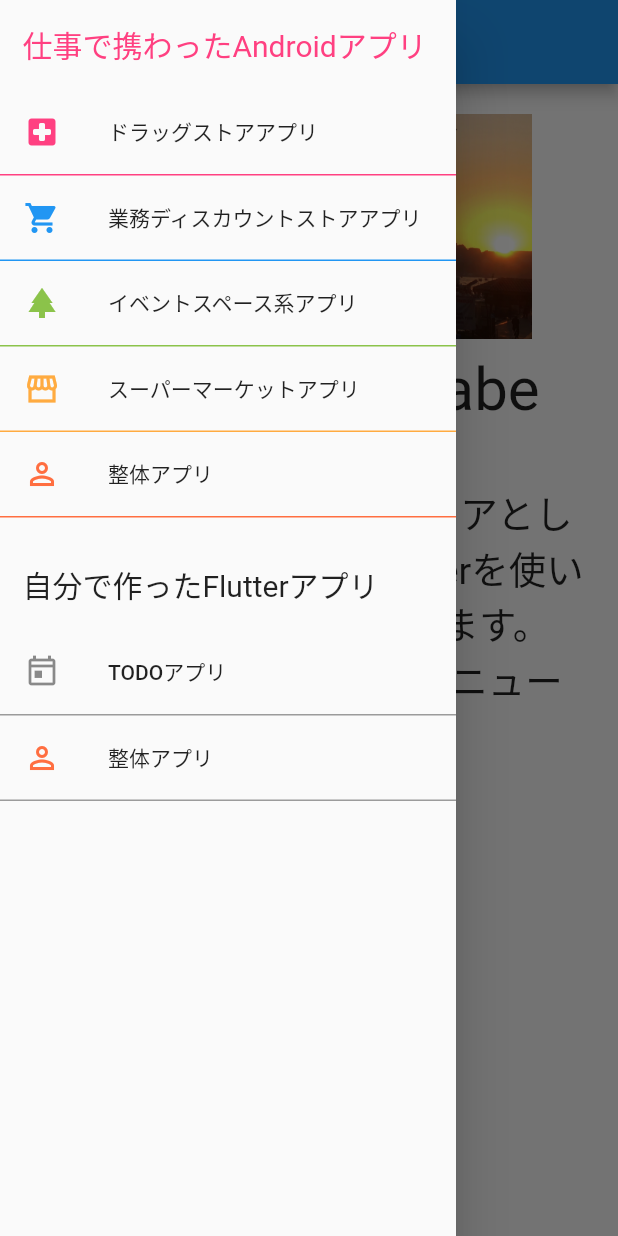
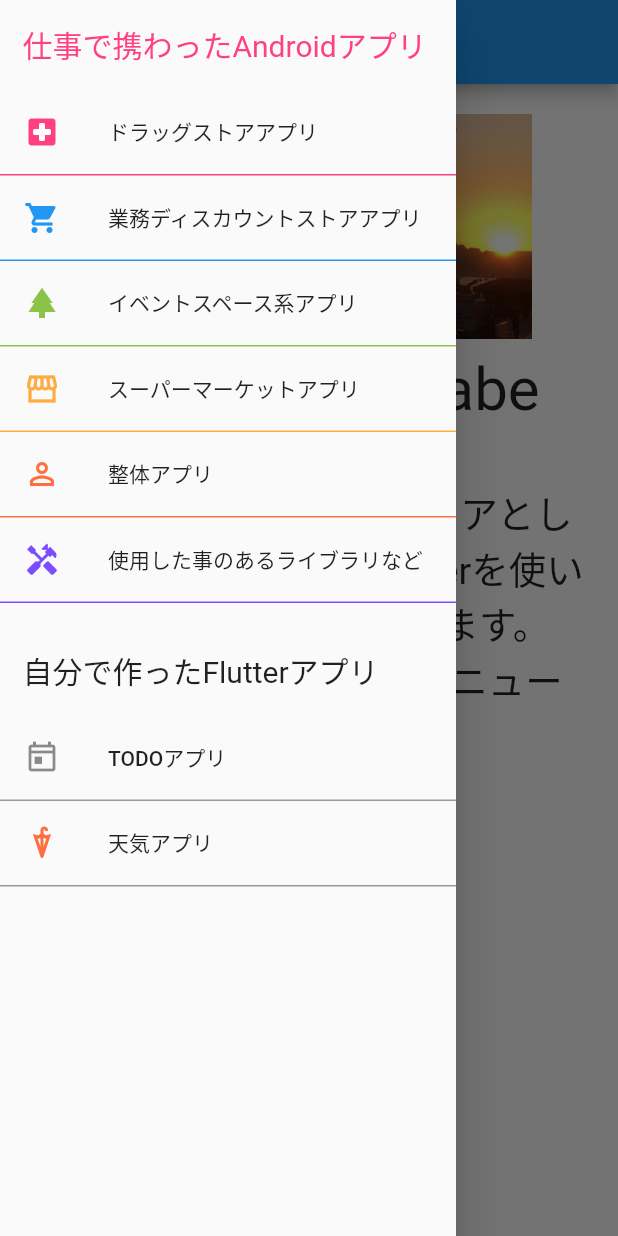
Before and after one commit to KYOHEI-jp/flutter_introduce_myself, a Flutter app: the screen it shows after launch, with the side drawer open, on a phone screen of 412 x 824 dp. Run offline on Flutter 3.47's test engine with Material 2 defaults, Android fonts, the phone set to English and light mode, and no system bars; drawn by our look-alikes of animated_text_kit; Roboto replaces fonts that are missing (Horizon).

Commit message:
業務ディスカウントストア遷移

```diff
--- a/lib/main.dart
+++ b/lib/main.dart
@@ -1,5 +1,6 @@
 import 'package:animated_text_kit/animated_text_kit.dart';
 import 'package:flutter/material.dart';
+import 'package:flutter_introduce_myself/projects/screens/discount_store_screens/discount_store_screen.dart';
 import 'package:flutter_introduce_myself/projects/screens/drug_store_screens/drug_store_screen.dart';
 
 const colorizeColors = [
@@ -124,7 +125,7 @@ class _MyHomePageState extends State<MyHomePage> {
                 Navigator.push(
                   context,
                   MaterialPageRoute(
-                    builder: (context) => DrugStoreScreen(),
+                    builder: (context) => const DrugStoreScreen(),
                   ),
                 );
               },
@@ -144,7 +145,13 @@ class _MyHomePageState extends State<MyHomePage> {
                 color: Colors.blue,
               ),
               title: const Text("業務ディスカウントストアアプリ"),
-              onTap: () {},
+              onTap: () {
+                Navigator.of(context).push(
+                  MaterialPageRoute(
+                    builder: (context) => DiscountStoreScreen(),
+                  ),
+                );
+              },
             ),
           ),
           Container(
@@ -189,6 +196,21 @@ class _MyHomePageState extends State<MyHomePage> {
               onTap: () {},
             ),
           ),
+          Container(
+            decoration: BoxDecoration(
+              border: Border(
+                bottom: BorderSide(color: Colors.deepPurpleAccent),
+              ),
+            ),
+            child: ListTile(
+              leading: Icon(
+                Icons.handyman,
+                color: Colors.deepPurpleAccent,
+              ),
+              title: const Text("使用した事のあるライブラリなど"),
+              onTap: () {},
+            ),
+          ),
           SizedBox(
             height: 15.0,
           ),
@@ -221,10 +243,10 @@ class _MyHomePageState extends State<MyHomePage> {
             ),
             child: ListTile(
               leading: Icon(
-                Icons.perm_identity_outlined,
+                Icons.umbrella_sharp,
                 color: Colors.deepOrangeAccent,
               ),
-              title: const Text("整体アプリ"),
+              title: const Text("天気アプリ"),
               onTap: () {},
             ),
           ),
```
